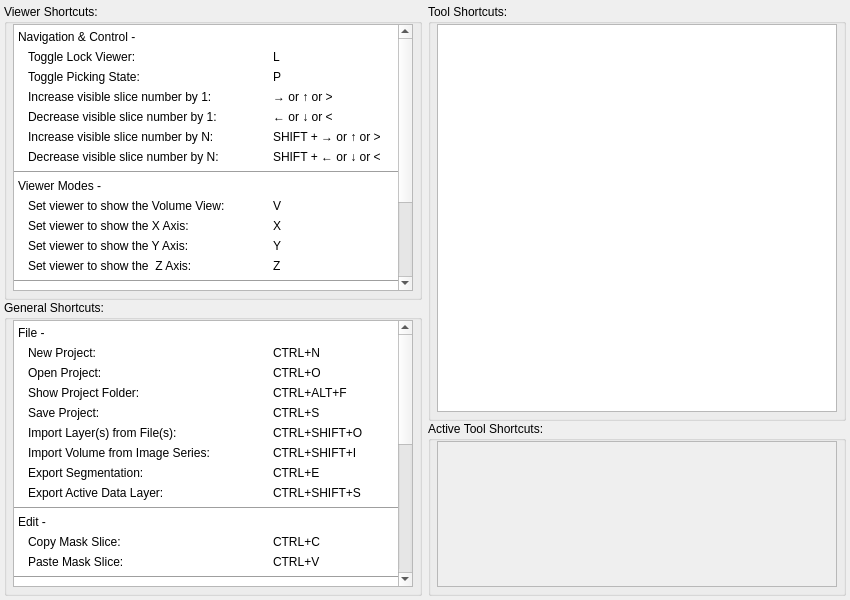
Qt form src/Interface/AppInterface/AppShortcuts.ui (SCIInstitute/Seg3D) before a commit.
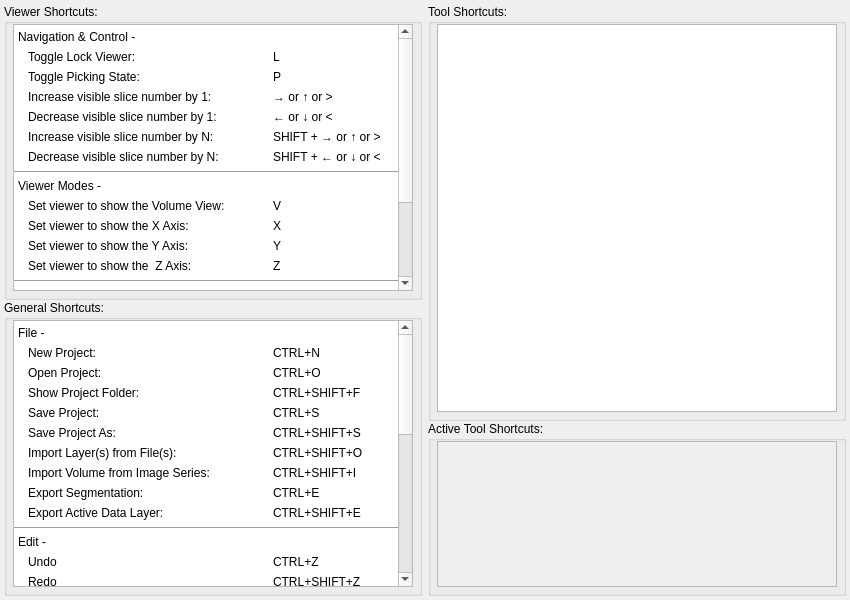
The same form after that commit.

The edit to the form file:
```diff
--- a/src/Interface/AppInterface/AppShortcuts.ui
+++ b/src/Interface/AppInterface/AppShortcuts.ui
@@ -922,9 +922,9 @@
             <property name="geometry">
              <rect>
               <x>0</x>
-              <y>-300</y>
+              <y>-146</y>
               <width>385</width>
-              <height>573</height>
+              <height>633</height>
              </rect>
             </property>
             <layout class="QVBoxLayout" name="verticalLayout_5">
@@ -1099,7 +1099,7 @@
                    <item>
                     <widget class="QLabel" name="label_7">
                      <property name="text">
-                      <string>CTRL+ALT+F</string>
+                      <string>CTRL+SHIFT+F</string>
                      </property>
                     </widget>
                    </item>
@@ -1147,6 +1147,47 @@
                   </layout>
                  </widget>
                 </item>
+                <item>
+                 <widget class="QWidget" name="widget_55" native="true">
+                  <property name="minimumSize">
+                   <size>
+                    <width>0</width>
+                    <height>20</height>
+                   </size>
+                  </property>
+                  <layout class="QHBoxLayout" name="horizontalLayout_51" stretch="2,1">
+                   <property name="spacing">
+                    <number>4</number>
+                   </property>
+                   <property name="leftMargin">
+                    <number>10</number>
+                   </property>
+                   <property name="topMargin">
+                    <number>0</number>
+                   </property>
+                   <property name="rightMargin">
+                    <number>0</number>
+                   </property>
+                   <property name="bottomMargin">
+                    <number>0</number>
+                   </property>
+                   <item>
+                    <widget class="QLabel" name="label_84">
+                     <property name="text">
+                      <string>Save Project As:</string>
+                     </property>
+                    </widget>
+                   </item>
+                   <item>
+                    <widget class="QLabel" name="label_85">
+                     <property name="text">
+                      <string>CTRL+SHIFT+S</string>
+                     </property>
+                    </widget>
+                   </item>
+                  </layout>
+                 </widget>
+                </item>
                 <item>
                  <widget class="QWidget" name="widget_9" native="true">
                   <property name="minimumSize">
@@ -1304,7 +1345,7 @@
                    <item>
                     <widget class="QLabel" name="label_17">
                      <property name="text">
-                      <string>CTRL+SHIFT+S</string>
+                      <string>CTRL+SHIFT+E</string>
                      </property>
                     </widget>
                    </item>
@@ -1370,6 +1411,88 @@
                   </layout>
                  </widget>
                 </item>
+                <item>
+                 <widget class="QWidget" name="widget_56" native="true">
+                  <property name="minimumSize">
+                   <size>
+                    <width>0</width>
+                    <height>20</height>
+                   </size>
+                  </property>
+                  <layout class="QHBoxLayout" name="horizontalLayout_52" stretch="2,1">
+                   <property name="spacing">
+                    <number>4</number>
+                   </property>
+                   <property name="leftMargin">
+                    <number>10</number>
+                   </property>
+                   <property name="topMargin">
+                    <number>0</number>
+                   </property>
+                   <property name="rightMargin">
+                    <number>0</number>
+                   </property>
+                   <property name="bottomMargin">
+                    <number>0</number>
+                   </property>
+                   <item>
+                    <widget class="QLabel" name="label_86">
+                     <property name="text">
+                      <string>Undo</string>
+                     </property>
+                    </widget>
+                   </item>
+                   <item>
+                    <widget class="QLabel" name="label_87">
+                     <property name="text">
+                      <string>CTRL+Z</string>
+                     </property>
+                    </widget>
+                   </item>
+                  </layout>
+                 </widget>
+                </item>
+                <item>
+                 <widget class="QWidget" name="widget_57" native="true">
+                  <property name="minimumSize">
+                   <size>
+                    <width>0</width>
+                    <height>20</height>
+                   </size>
+                  </property>
+                  <layout class="QHBoxLayout" name="horizontalLayout_53" stretch="2,1">
+                   <property name="spacing">
+                    <number>4</number>
+                   </property>
+                   <property name="leftMargin">
+                    <number>10</number>
+                   </property>
+                   <property name="topMargin">
+                    <number>0</number>
+                   </property>
+                   <property name="rightMargin">
+                    <number>0</number>
+                   </property>
+                   <property name="bottomMargin">
+                    <number>0</number>
+                   </property>
+                   <item>
+                    <widget class="QLabel" name="label_88">
+                     <property name="text">
+                      <string>Redo</string>
+                     </property>
+                    </widget>
+                   </item>
+                   <item>
+                    <widget class="QLabel" name="label_89">
+                     <property name="text">
+                      <string>CTRL+SHIFT+Z</string>
+                     </property>
+                    </widget>
+                   </item>
+                  </layout>
+                 </widget>
+                </item>
                 <item>
                  <widget class="QWidget" name="widget_15" native="true">
                   <property name="minimumSize">
```
Left out of the diff: 4 changed lines with no effect on the pictures.
